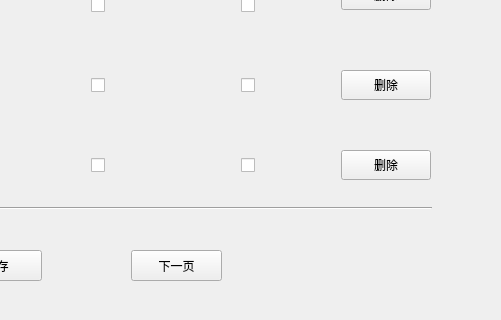
First picture: the form in peoplemgr.ui, repository MrLalala/OnlineMonitor, before the edit; both pictures show x 499 to 1000 and y 220 to 540 of the 1000 by 540 pixel window.
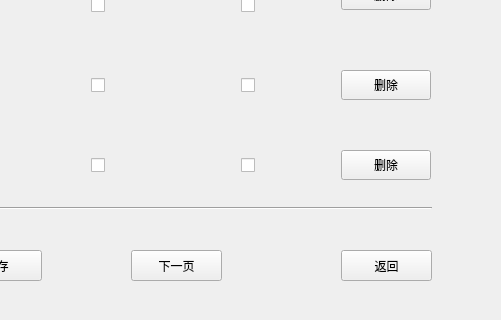
Second picture: the form after the edit.

```diff
--- a/peoplemgr.ui
+++ b/peoplemgr.ui
@@ -296,22 +296,22 @@
     <string/>
    </property>
   </widget>
-  <widget class="QCheckBox" name="check_42">
-   <property name="geometry">
-    <rect>
-     <x>740</x>
-     <y>370</y>
-     <width>30</width>
-     <height>30</height>
-    </rect>
-   </property>
-   <property name="text">
-    <string/>
-   </property>
-  </widget>
   <widget class="QCheckBox" name="check_43">
    <property name="geometry">
     <rect>
+     <x>740</x>
+     <y>370</y>
+     <width>30</width>
+     <height>30</height>
+    </rect>
+   </property>
+   <property name="text">
+    <string/>
+   </property>
+  </widget>
+  <widget class="QCheckBox" name="check_42">
+   <property name="geometry">
+    <rect>
      <x>590</x>
      <y>370</y>
      <width>30</width>
@@ -468,6 +468,19 @@
     <string/>
    </property>
   </widget>
+  <widget class="QPushButton" name="exit">
+   <property name="geometry">
+    <rect>
+     <x>840</x>
+     <y>470</y>
+     <width>91</width>
+     <height>31</height>
+    </rect>
+   </property>
+   <property name="text">
+    <string>返回</string>
+   </property>
+  </widget>
   <zorder>check_11</zorder>
   <zorder>check_12</zorder>
   <zorder>check_13</zorder>
```
Left out of the diff: 3 changed lines with no effect on the pictures.
